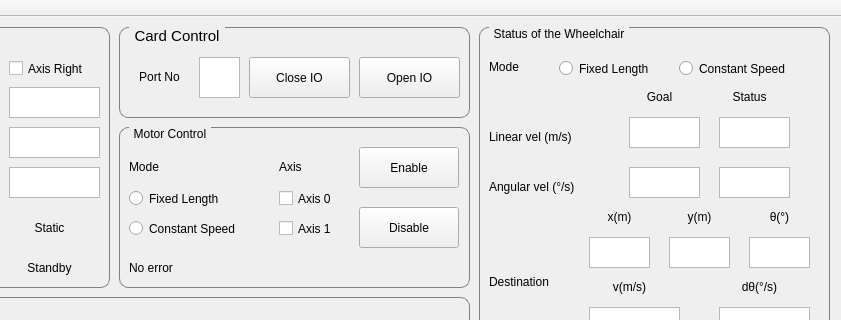
This is mainwindow.ui in christopherouyang/wheelchair_controller as Qt 5 draws it before an edit; both pictures show x 181 to 1022 and y 0 to 320 of the 1022 by 620 pixel window. The edited form follows.
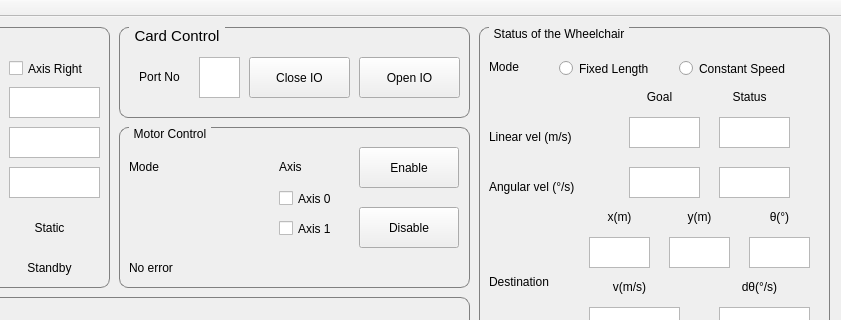
This is the edited form.

Diff of the .ui file:
```diff
--- a/mainwindow.ui
+++ b/mainwindow.ui
@@ -905,32 +905,6 @@
       <string>Mode</string>
      </property>
     </widget>
-    <widget class="QRadioButton" name="radioButton_fl">
-     <property name="geometry">
-      <rect>
-       <x>10</x>
-       <y>60</y>
-       <width>112</width>
-       <height>23</height>
-      </rect>
-     </property>
-     <property name="text">
-      <string>Fixed Length</string>
-     </property>
-    </widget>
-    <widget class="QRadioButton" name="radioButton_cs">
-     <property name="geometry">
-      <rect>
-       <x>10</x>
-       <y>90</y>
-       <width>131</width>
-       <height>23</height>
-      </rect>
-     </property>
-     <property name="text">
-      <string>Constant Speed</string>
-     </property>
-    </widget>
     <widget class="QLabel" name="label_error">
      <property name="geometry">
       <rect>
@@ -1347,7 +1321,7 @@
       <set>Qt::AlignLeading|Qt::AlignLeft|Qt::AlignVCenter</set>
      </property>
     </widget>
-    <widget class="QRadioButton" name="radioButton_fl_2">
+    <widget class="QRadioButton" name="radioButton_fl">
      <property name="geometry">
       <rect>
        <x>80</x>
@@ -1373,7 +1347,7 @@
       <string>Mode</string>
      </property>
     </widget>
-    <widget class="QRadioButton" name="radioButton_cs_2">
+    <widget class="QRadioButton" name="radioButton_cs">
      <property name="geometry">
       <rect>
        <x>200</x>
```
Left out of the diff: 90 changed lines with no effect on the pictures.
